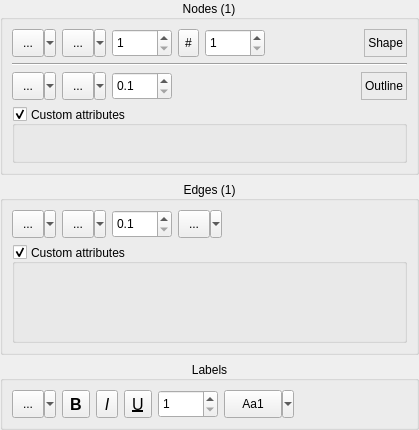
First picture: the form in src/commonui/CNodeEdgePropertiesUI.ui, repository ArsMasiuk/qvge, before the edit.
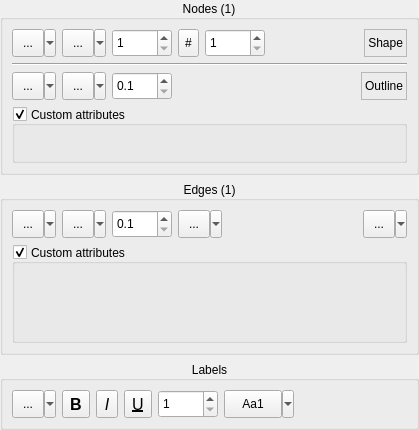
Second picture: the form after the edit. Custom widgets are drawn as their Qt base class.

Commit message: added icons for edge types (#21)

```diff
--- a/src/commonui/CNodeEdgePropertiesUI.ui
+++ b/src/commonui/CNodeEdgePropertiesUI.ui
@@ -595,6 +595,31 @@
           </property>
          </spacer>
         </item>
+        <item>
+         <widget class="QSint::QSplitButton" name="EdgeType">
+          <property name="minimumSize">
+           <size>
+            <width>44</width>
+            <height>28</height>
+           </size>
+          </property>
+          <property name="statusTip">
+           <string>Set type of the selected edges</string>
+          </property>
+          <property name="text">
+           <string>...</string>
+          </property>
+          <property name="iconSize">
+           <size>
+            <width>18</width>
+            <height>18</height>
+           </size>
+          </property>
+          <property name="popupMode">
+           <enum>QToolButton::MenuButtonPopup</enum>
+          </property>
+         </widget>
+        </item>
        </layout>
       </item>
       <item>
```
The commit also changes 7 other files.
